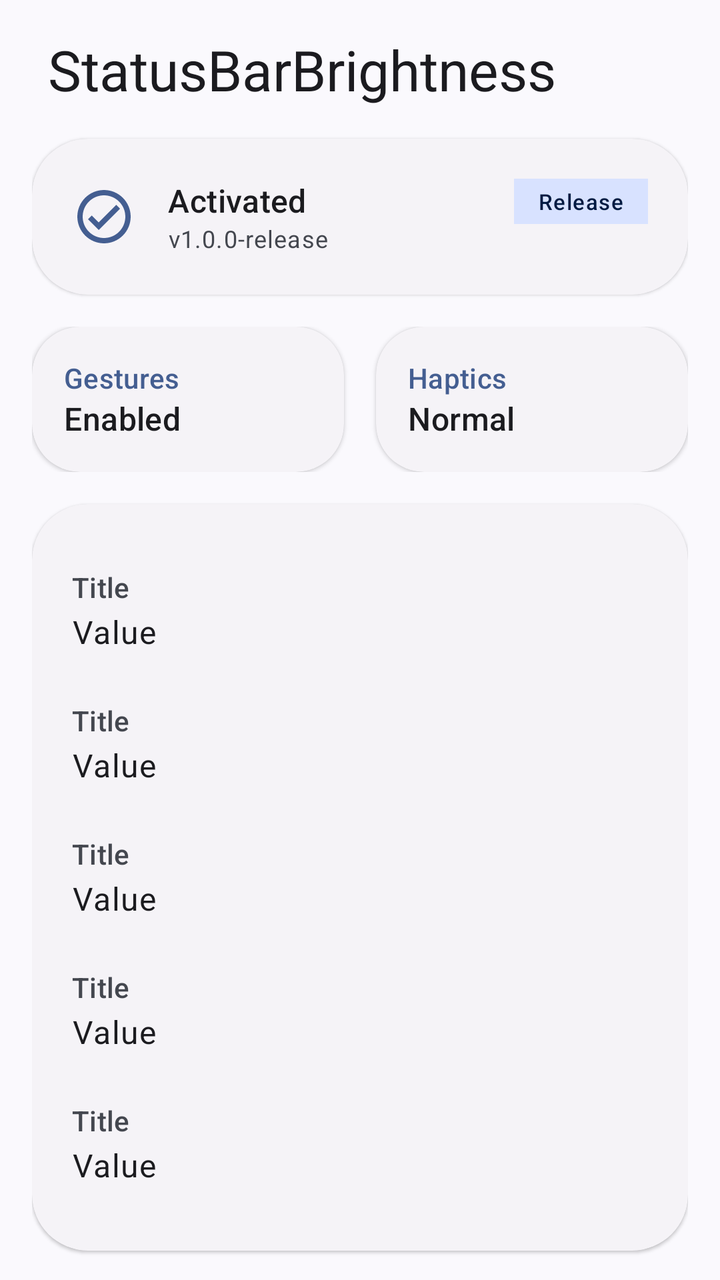
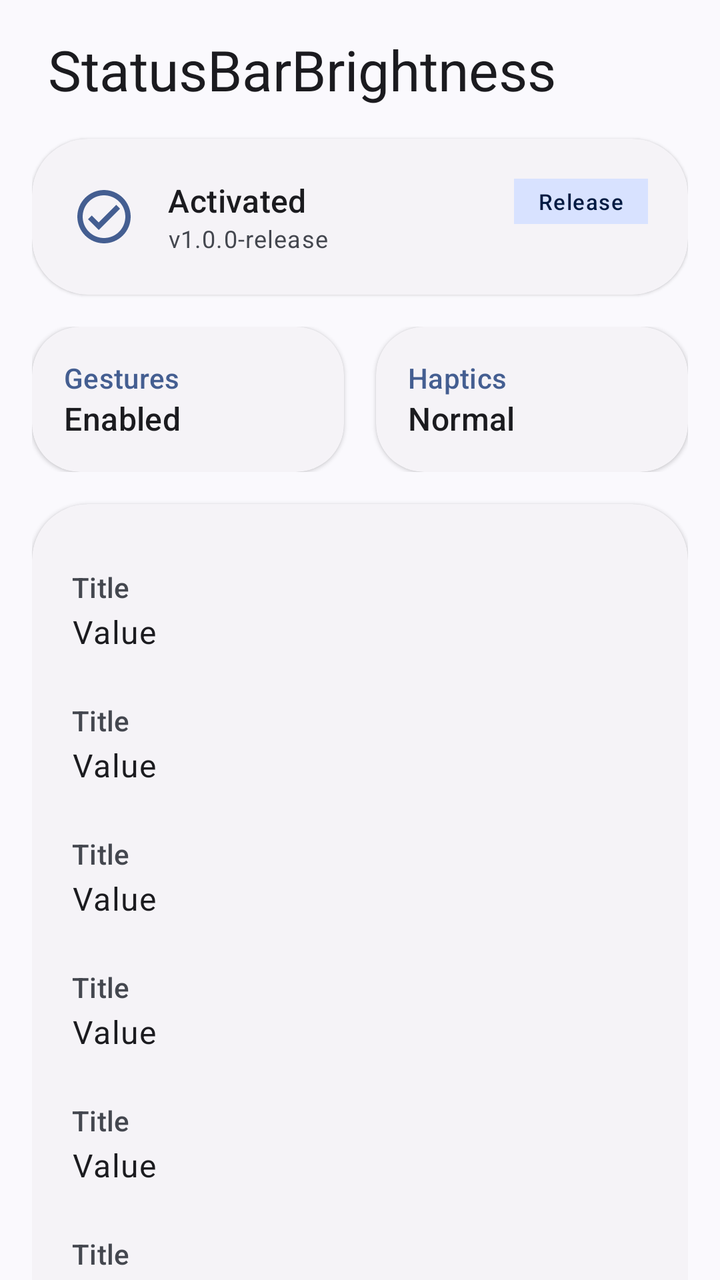

Compare the two renders of this Android layout. The source of the first and the diff that turns it into the second are given below.
<!-- AndroidManifest.xml: application theme Theme.StatusBarBrightnessGesture -->
<!-- res/layout/fragment_home.xml -->
<?xml version="1.0" encoding="utf-8"?>
<androidx.core.widget.NestedScrollView xmlns:android="http://schemas.android.com/apk/res/android"
    xmlns:app="http://schemas.android.com/apk/res-auto"
    android:layout_width="match_parent"
    android:layout_height="match_parent"
    android:background="?android:attr/windowBackground">

    <LinearLayout
        android:layout_width="match_parent"
        android:layout_height="wrap_content"
        android:orientation="vertical"
        android:padding="16dp">

        <TextView
            android:layout_width="wrap_content"
            android:layout_height="wrap_content"
            android:layout_marginStart="8dp"
            android:layout_marginBottom="16dp"
            android:text="StatusBarBrightness"
            android:textAppearance="?attr/textAppearanceHeadlineMedium" />

        
        <com.google.android.material.card.MaterialCardView
            android:id="@+id/card_status"
            style="?attr/materialCardViewElevatedStyle"
            android:layout_width="match_parent"
            android:layout_height="wrap_content"
            android:layout_marginBottom="16dp"
            app:cardCornerRadius="28dp">

            <RelativeLayout
                android:layout_width="match_parent"
                android:layout_height="wrap_content"
                android:padding="20dp">

                <ImageView
                    android:id="@+id/status_icon"
                    android:layout_width="32dp"
                    android:layout_height="32dp"
                    android:layout_centerVertical="true"
                    android:src="@drawable/ic_check_circle"
                    app:tint="?attr/colorPrimary" />

                <LinearLayout
                    android:layout_width="wrap_content"
                    android:layout_height="wrap_content"
                    android:layout_centerVertical="true"
                    android:layout_marginStart="16dp"
                    android:layout_toEndOf="@id/status_icon"
                    android:orientation="vertical">

                    <TextView
                        android:id="@+id/status_title"
                        android:layout_width="wrap_content"
                        android:layout_height="wrap_content"
                        android:text="Activated"
                        android:textAppearance="?attr/textAppearanceTitleMedium" />

                    <TextView
                        android:id="@+id/status_subtitle"
                        android:layout_width="wrap_content"
                        android:layout_height="wrap_content"
                        android:text="v1.0.0-release"
                        android:textAppearance="?attr/textAppearanceBodySmall"
                        android:textColor="?android:attr/textColorSecondary" />
                </LinearLayout>

                
                <TextView
                    android:layout_width="wrap_content"
                    android:layout_height="wrap_content"
                    android:layout_alignParentEnd="true"
                    android:background="?attr/colorPrimaryContainer"
                    android:paddingHorizontal="12dp"
                    android:paddingVertical="4dp"
                    android:text="Release"
                    android:textAppearance="?attr/textAppearanceLabelSmall"
                    android:textColor="?attr/colorOnPrimaryContainer" />

            </RelativeLayout>
        </com.google.android.material.card.MaterialCardView>

        
        <LinearLayout
            android:layout_width="match_parent"
            android:layout_height="wrap_content"
            android:layout_marginBottom="16dp"
            android:orientation="horizontal">

            <com.google.android.material.card.MaterialCardView
                style="?attr/materialCardViewElevatedStyle"
                android:layout_width="0dp"
                android:layout_height="wrap_content"
                android:layout_marginEnd="8dp"
                android:layout_weight="1"
                app:cardCornerRadius="24dp">
                <LinearLayout
                    android:layout_width="match_parent"
                    android:layout_height="wrap_content"
                    android:orientation="vertical"
                    android:padding="16dp">
                    <TextView
                        android:layout_width="wrap_content"
                        android:layout_height="wrap_content"
                        android:text="Gestures"
                        android:textAppearance="?attr/textAppearanceLabelLarge"
                        android:textColor="?attr/colorPrimary" />
                    <TextView
                        android:id="@+id/stat_gestures"
                        android:layout_width="wrap_content"
                        android:layout_height="wrap_content"
                        android:text="Enabled"
                        android:textAppearance="?attr/textAppearanceTitleMedium" />
                </LinearLayout>
            </com.google.android.material.card.MaterialCardView>

            <com.google.android.material.card.MaterialCardView
                style="?attr/materialCardViewElevatedStyle"
                android:layout_width="0dp"
                android:layout_height="wrap_content"
                android:layout_marginStart="8dp"
                android:layout_weight="1"
                app:cardCornerRadius="24dp">
                <LinearLayout
                    android:layout_width="match_parent"
                    android:layout_height="wrap_content"
                    android:orientation="vertical"
                    android:padding="16dp">
                    <TextView
                        android:layout_width="wrap_content"
                        android:layout_height="wrap_content"
                        android:text="Haptics"
                        android:textAppearance="?attr/textAppearanceLabelLarge"
                        android:textColor="?attr/colorPrimary" />
                    <TextView
                        android:id="@+id/stat_haptics"
                        android:layout_width="wrap_content"
                        android:layout_height="wrap_content"
                        android:text="Normal"
                        android:textAppearance="?attr/textAppearanceTitleMedium" />
                </LinearLayout>
            </com.google.android.material.card.MaterialCardView>

        </LinearLayout>

        
        <com.google.android.material.card.MaterialCardView
            style="?attr/materialCardViewElevatedStyle"
            android:layout_width="match_parent"
            android:layout_height="wrap_content"
            android:layout_marginBottom="16dp"
            app:cardCornerRadius="28dp">

            <LinearLayout
                android:layout_width="match_parent"
                android:layout_height="wrap_content"
                android:orientation="vertical"
                android:padding="20dp">

                <include layout="@layout/row_info" android:id="@+id/info_build_time" />
                <include layout="@layout/row_info" android:id="@+id/info_android_version" />
                <include layout="@layout/row_info" android:id="@+id/info_lsposed_api" />
                <include layout="@layout/row_info" android:id="@+id/info_device_model" />
                <include layout="@layout/row_info" android:id="@+id/info_architecture" />

            </LinearLayout>
        </com.google.android.material.card.MaterialCardView>

        
        <com.google.android.material.card.MaterialCardView
            style="?attr/materialCardViewElevatedStyle"
            android:layout_width="match_parent"
            android:layout_height="wrap_content"
            android:layout_marginBottom="32dp"
            app:cardCornerRadius="28dp">

            <LinearLayout
                android:layout_width="match_parent"
                android:layout_height="wrap_content"
                android:orientation="vertical"
                android:padding="20dp">

                <TextView
                    android:layout_width="wrap_content"
                    android:layout_height="wrap_content"
                    android:layout_marginBottom="12dp"
                    android:text="Encountered issues?"
                    android:textAppearance="?attr/textAppearanceTitleMedium" />

                <LinearLayout
                    android:layout_width="match_parent"
                    android:layout_height="wrap_content"
                    android:orientation="horizontal">

                    <LinearLayout
                        android:layout_width="0dp"
                        android:layout_height="wrap_content"
                        android:layout_weight="1"
                        android:orientation="vertical">
                        <TextView
                            android:layout_width="wrap_content"
                            android:layout_height="wrap_content"
                            android:text="Feedback on GitHub"
                            android:textAppearance="?attr/textAppearanceBodyMedium" />
                        <TextView
                            android:layout_width="wrap_content"
                            android:layout_height="wrap_content"
                            android:text="Join our Telegram channel"
                            android:textAppearance="?attr/textAppearanceBodyMedium"
                            android:layout_marginTop="4dp" />
                    </LinearLayout>

                    <ImageView
                        android:id="@+id/btn_github"
                        android:layout_width="24dp"
                        android:layout_height="24dp"
                        android:layout_gravity="center_vertical"
                        android:layout_marginEnd="16dp"
                        android:src="@drawable/ic_github"
                        app:tint="?attr/colorOnSurface" />

                    <ImageView
                        android:id="@+id/btn_telegram"
                        android:layout_width="24dp"
                        android:layout_height="24dp"
                        android:layout_gravity="center_vertical"
                        android:src="@drawable/ic_telegram"
                        app:tint="?attr/colorOnSurface" />

                </LinearLayout>

            </LinearLayout>
        </com.google.android.material.card.MaterialCardView>

    </LinearLayout>
</androidx.core.widget.NestedScrollView>
<!-- res/layout/row_info.xml (included above) -->
<?xml version="1.0" encoding="utf-8"?>
<LinearLayout xmlns:android="http://schemas.android.com/apk/res/android"
    android:layout_width="match_parent"
    android:layout_height="wrap_content"
    android:orientation="vertical"
    android:paddingVertical="12dp">

    <TextView
        android:id="@+id/row_title"
        android:layout_width="wrap_content"
        android:layout_height="wrap_content"
        android:text="Title"
        android:textAppearance="?attr/textAppearanceLabelLarge"
        android:textColor="?attr/colorOnSurfaceVariant" />

    <TextView
        android:id="@+id/row_value"
        android:layout_width="wrap_content"
        android:layout_height="wrap_content"
        android:layout_marginTop="2dp"
        android:text="Value"
        android:textAppearance="?attr/textAppearanceBodyLarge" />

</LinearLayout>
<!-- resources referenced by this layout -->
<resources>
  <!-- drawable ic_check_circle (drawable) -->
  <vector xmlns:android="http://schemas.android.com/apk/res/android"
      android:width="24dp"
      android:height="24dp"
      android:viewportWidth="24"
      android:viewportHeight="24">
    <path
        android:fillColor="#000000"
        android:pathData="M12,2C6.48,2 2,6.48 2,12s4.48,10 10,10 10,-4.48 10,-10S17.52,2 12,2zM12,20c-4.41,0 -8,-3.59 -8,-8s3.59,-8 8,-8 8,3.59 8,8 -3.59,8 -8,8zM16.59,7.58L10,14.17l-2.59,-2.58L6,13l4,4 8,-8z"/>
  </vector>
  <!-- drawable ic_github (drawable) -->
  <vector xmlns:android="http://schemas.android.com/apk/res/android"
      android:width="24dp"
      android:height="24dp"
      android:viewportWidth="24"
      android:viewportHeight="24">
    <path
        android:fillColor="#000000"
        android:pathData="M12,2A10,10 0,0 0,2 12c0,4.42 2.87,8.17 6.84,9.5 0.5,0.08 0.66,-0.23 0.66,-0.5V19.31c-2.78,0.6 -3.37,-1.34 -3.37,-1.34c-0.45,-1.15 -1.11,-1.46 -1.11,-1.46c-0.91,-0.62 0.07,-0.61 0.07,-0.61c1,0.07 1.53,1.03 1.53,1.03c0.89,1.52 2.34,1.08 2.91,0.83c0.09,-0.65 0.35,-1.09 0.63,-1.34c-2.22,-0.25 -4.55,-1.11 -4.55,-4.94c0,-1.09 0.39,-1.98 1.03,-2.67c-0.1,-0.25 -0.45,-1.27 0.1,-2.64c0,0 0.84,-0.27 2.75,0.31c0.79,-0.22 1.65,-0.33 2.5,-0.33c0.85,0 1.71,0.11 2.5,0.33c1.91,-0.58 2.75,-0.31 2.75,-0.31c0.55,1.37 0.2,2.39 0.1,2.64c0.64,0.69 1.03,1.58 1.03,2.67c0,3.84 -2.34,4.68 -4.57,4.93c0.36,0.31 0.68,0.92 0.68,1.85V21c0,0.27 0.16,0.59 0.67,0.5C19.14,20.16 22,16.42 22,12A10,10 0,0 0,12,2Z"/>
  </vector>
  <!-- drawable ic_telegram (drawable) -->
  <vector xmlns:android="http://schemas.android.com/apk/res/android"
      android:width="24dp"
      android:height="24dp"
      android:viewportWidth="24"
      android:viewportHeight="24">
    <path
        android:fillColor="#000000"
        android:pathData="M9.78,18.65l1.14,-4.42l4.34,4.42l3.41,-14.15l-16.17,6.42l4.88,1.54l1.14,4.42l2.25,-2.23l4.33,4.42l1.14,-4.42zM19.07,5.55l-2.86,11.87l-3.34,-3.41l-1.04,1.03l-0.87,-3.39l12.45,-4.94l-4.34,4.42l3.34,3.41l2.86,-11.87l1.14,4.42z"/>
  </vector>
  <style name="Theme.StatusBarBrightnessGesture" parent="Theme.Material3.DynamicColors.DayNight.NoActionBar">
      </style>
</resources>

<!-- the commit's change to res/layout/fragment_home.xml (unified diff, before → after) -->
@@ -160,6 +160,7 @@
                 <include layout="@layout/row_info" android:id="@+id/info_build_time" />
                 <include layout="@layout/row_info" android:id="@+id/info_android_version" />
                 <include layout="@layout/row_info" android:id="@+id/info_lsposed_api" />
+                <include layout="@layout/row_info" android:id="@+id/info_lsposed_flavor" />
                 <include layout="@layout/row_info" android:id="@+id/info_device_model" />
                 <include layout="@layout/row_info" android:id="@+id/info_architecture" />
 
